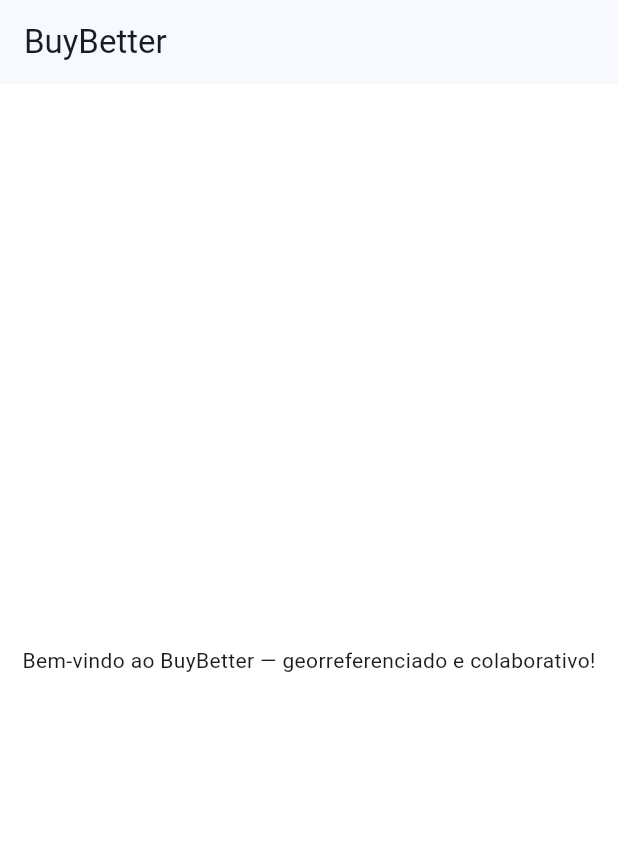
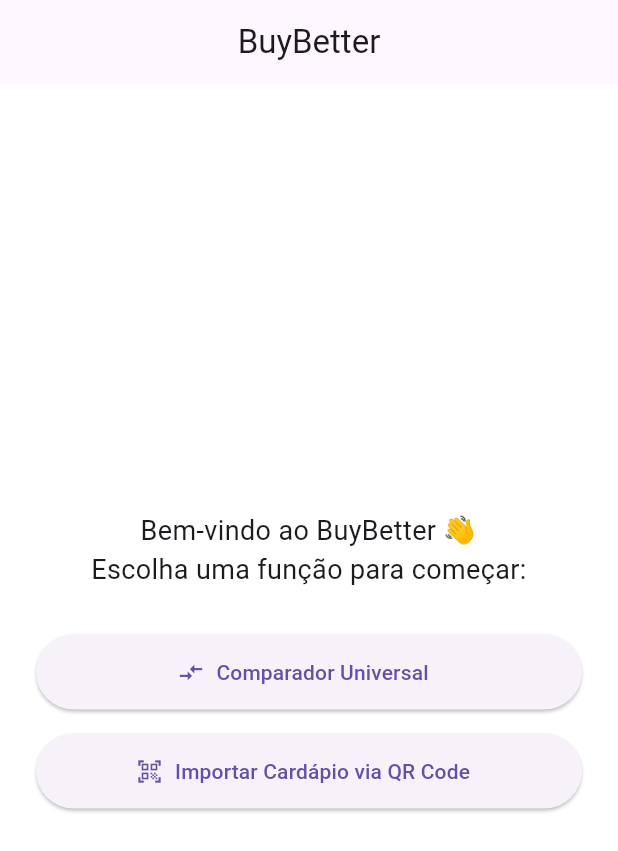
Before and after one commit to Alex-Barbosa-Git/buybetter-app, a Flutter app: the screen it shows after launch, on a phone screen of 412 x 824 dp. Shown: the top 851 px of the screen. Run offline on Flutter 3.47's test engine with Material 3 defaults, Android fonts, the phone set to English and light mode, and no system bars; our stand-ins replace geolocator; missing offline and left inert: mobile_scanner.

Commit message:
feat: adiciona leitor de QR e dependências do comparador
Inclui mobile_scanner, path_provider e integra rotas/menus no main.dart.

```diff
--- a/lib/main.dart
+++ b/lib/main.dart
@@ -1,4 +1,6 @@
 import 'package:flutter/material.dart';
+import 'pages/compare_universal.dart';
+import 'pages/menu_qr_import.dart';
 
 void main() {
   runApp(const BuyBetterApp());
@@ -10,27 +12,67 @@ class BuyBetterApp extends StatelessWidget {
   @override
   Widget build(BuildContext context) {
     return MaterialApp(
+      debugShowCheckedModeBanner: false,
       title: 'BuyBetter',
       theme: ThemeData(
-        colorScheme: ColorScheme.fromSeed(seedColor: Colors.blue),
-        useMaterial3: true,
+        primarySwatch: Colors.green,
         scaffoldBackgroundColor: Colors.white,
       ),
-      home: const PlaceholderHome(),
-      debugShowCheckedModeBanner: false,
+      home: const HomePage(),
+      routes: {
+        '/compare': (context) => const CompareUniversalPage(),
+        '/menuqr': (context) => const MenuQrImportPage(),
+      },
     );
   }
 }
 
-class PlaceholderHome extends StatelessWidget {
-  const PlaceholderHome({super.key});
+class HomePage extends StatelessWidget {
+  const HomePage({super.key});
 
   @override
   Widget build(BuildContext context) {
     return Scaffold(
-      appBar: AppBar(title: const Text('BuyBetter')),
-      body: const Center(
-        child: Text('Bem-vindo ao BuyBetter — georreferenciado e colaborativo!'),
+      appBar: AppBar(
+        title: const Text('BuyBetter'),
+        centerTitle: true,
+      ),
+      body: Center(
+        child: Padding(
+          padding: const EdgeInsets.all(24.0),
+          child: Column(
+            mainAxisAlignment: MainAxisAlignment.center,
+            children: [
+              const Text(
+                'Bem-vindo ao BuyBetter 👋\nEscolha uma função para começar:',
+                textAlign: TextAlign.center,
+                style: TextStyle(fontSize: 18),
+              ),
+              const SizedBox(height: 30),
+              ElevatedButton.icon(
+                icon: const Icon(Icons.compare_arrows),
+                label: const Text('Comparador Universal'),
+                onPressed: () {
+                  Navigator.pushNamed(context, '/compare');
+                },
+                style: ElevatedButton.styleFrom(
+                  minimumSize: const Size(double.infinity, 50),
+                ),
+              ),
+              const SizedBox(height: 16),
+              ElevatedButton.icon(
+                icon: const Icon(Icons.qr_code_scanner),
+                label: const Text('Importar Cardápio via QR Code'),
+                onPressed: () {
+                  Navigator.pushNamed(context, '/menuqr');
+                },
+                style: ElevatedButton.styleFrom(
+                  minimumSize: const Size(double.infinity, 50),
+                ),
+              ),
+            ],
+          ),
+        ),
       ),
     );
   }
--- a/pubspec.yaml
+++ b/pubspec.yaml
@@ -17,6 +17,8 @@ dependencies:
   intl: ^0.19.0
   flutter_dotenv: ^5.1.0
   http: ^1.2.2
+  mobile_scanner: ^3.5.7
+  path_provider: ^2.1.3
 
 dev_dependencies:
   flutter_test:
```
Also changed, not shown: lib/pages/compare_universal.dart (added, +192 -0 lines), lib/pages/menu_qr__import.dart (added, +143 -0 lines).
